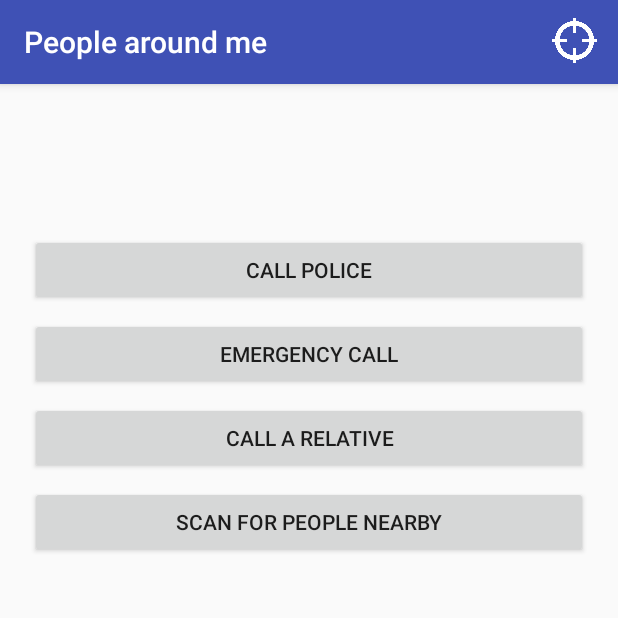
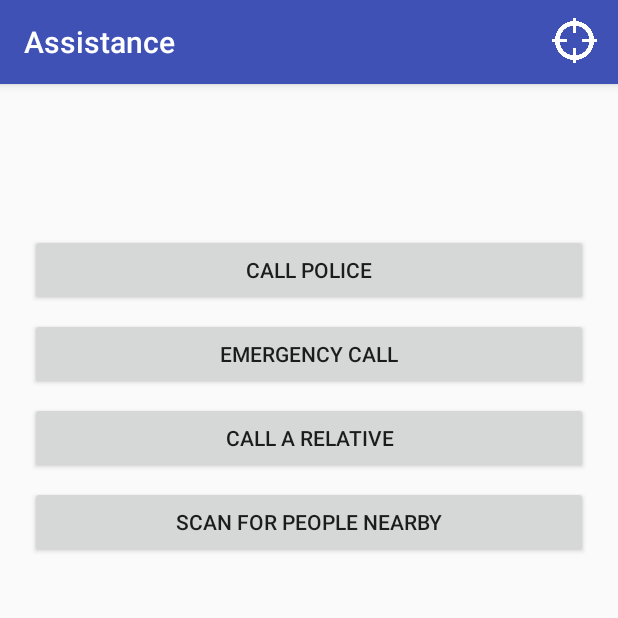
Before and after one commit to ARJH/Theia, an Android app: the AssistanceActivity screen opened directly, with no data from a screen before it, after a tap on "Where am I", on a phone screen of 412 x 824 dp, the top half of it. Run offline under Robolectric (Android 15) with nearby library versions, the phone set to English and light mode, and no system bars.

Commit message:
Changed references to activity name

```diff
--- a/Theia/app/src/main/AndroidManifest.xml
+++ b/Theia/app/src/main/AndroidManifest.xml
@@ -34,7 +34,7 @@
         </activity>
         <activity
             android:name=".AssistanceActivity"
-            android:label="@string/title_activity_people_around_me"
+            android:label="@string/title_activity_assistance"
             android:theme="@style/AppTheme.NoActionBar"></activity>
     </application>
 
--- a/Theia/app/src/main/java/arjh/utdallas/edu/theia/AssistanceActivity.java
+++ b/Theia/app/src/main/java/arjh/utdallas/edu/theia/AssistanceActivity.java
@@ -10,9 +10,9 @@ public class AssistanceActivity extends BasicMenuActivity {
     public boolean onCreateOptionsMenu(Menu menu) {
         boolean result = super.onCreateOptionsMenu(menu);
 
-        if (result && menu.findItem(R.id.menu_item_people_around_me) != null) {
+        if (result && menu.findItem(R.id.menu_item_assistance) != null) {
             // We are already in this activity
-            menu.removeItem(R.id.menu_item_people_around_me);
+            menu.removeItem(R.id.menu_item_assistance);
         }
 
         return result;
--- a/Theia/app/src/main/java/arjh/utdallas/edu/theia/basics/activity/BasicMenuActivity.java
+++ b/Theia/app/src/main/java/arjh/utdallas/edu/theia/basics/activity/BasicMenuActivity.java
@@ -28,7 +28,7 @@ public abstract class BasicMenuActivity extends AppCompatActivity {
                     getString(R.string.toast_you_are_at, "Floor 2, Room 2.801"),
                     Toast.LENGTH_SHORT)
                     .show();
-        } else if (item.getItemId() == R.id.menu_item_people_around_me) {
+        } else if (item.getItemId() == R.id.menu_item_assistance) {
             startActivity(new Intent(this, AssistanceActivity.class));
         }
 
--- a/Theia/app/src/main/res/menu/basic_menu.xml
+++ b/Theia/app/src/main/res/menu/basic_menu.xml
@@ -8,8 +8,8 @@
         android:title="@string/label_menu_item_where_am_i"
         app:showAsAction="always" />
     <item
-        android:id="@+id/menu_item_people_around_me"
+        android:id="@+id/menu_item_assistance"
         android:icon="@drawable/people"
-        android:title="@string/label_menu_item_people_around_me"
+        android:title="@string/label_menu_item_assistance"
         app:showAsAction="ifRoom" />
 </menu>
--- a/Theia/app/src/main/res/values/strings.xml
+++ b/Theia/app/src/main/res/values/strings.xml
@@ -7,8 +7,8 @@
     <string name="toast_you_are_at">You are at %s</string>
     <string name="title_activity_directions">Directions</string>
     <string name="label_text_view_navigating_to">Navigating to: %s</string>
-    <string name="label_menu_item_people_around_me">People around me</string>
-    <string name="title_activity_people_around_me">People around me</string>
+    <string name="label_menu_item_assistance">Assistance</string>
+    <string name="title_activity_assistance">Assistance</string>
     <string name="label_button_call_police">Call police</string>
     <string name="label_button_call_relative">Call a relative</string>
     <string name="label_button_scan_people">Scan for people nearby</string>
```
